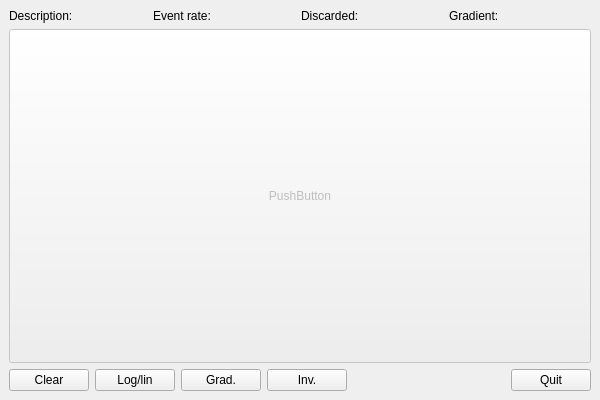
Old version of the form source/daqlite/MainWindow.ui in the repository ess-dmsc/daquiri.
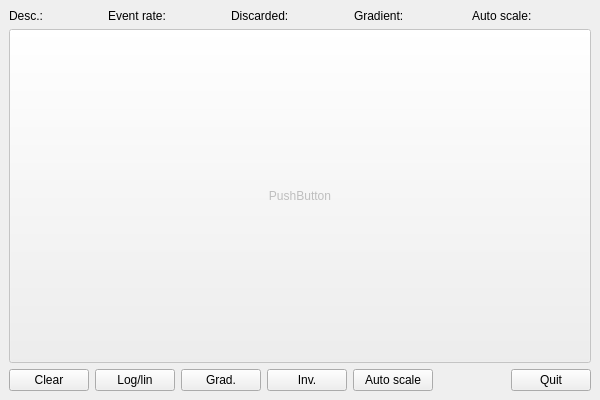
New version of the form.

Commit message: added fill under TOF spectrum, autoscale button and added default label texts

Diff of the .ui file:
```diff
--- a/source/daqlite/MainWindow.ui
+++ b/source/daqlite/MainWindow.ui
@@ -59,7 +59,7 @@
          </sizepolicy>
         </property>
         <property name="text">
-         <string>Description:</string>
+         <string>Desc.:</string>
         </property>
        </widget>
       </item>
@@ -154,6 +154,32 @@
         </property>
        </widget>
       </item>
+      <item>
+       <widget class="QLabel" name="lblAutoScale">
+        <property name="sizePolicy">
+         <sizepolicy hsizetype="Preferred" vsizetype="Minimum">
+          <horstretch>0</horstretch>
+          <verstretch>0</verstretch>
+         </sizepolicy>
+        </property>
+        <property name="text">
+         <string>Auto scale:</string>
+        </property>
+       </widget>
+      </item>
+      <item>
+       <widget class="QLabel" name="lblAutoScaleText">
+        <property name="sizePolicy">
+         <sizepolicy hsizetype="Preferred" vsizetype="Minimum">
+          <horstretch>0</horstretch>
+          <verstretch>0</verstretch>
+         </sizepolicy>
+        </property>
+        <property name="text">
+         <string/>
+        </property>
+       </widget>
+      </item>
      </layout>
     </item>
     <item>
@@ -209,6 +235,13 @@
         </property>
        </widget>
       </item>
+      <item>
+       <widget class="QPushButton" name="pushButtonAutoScale">
+        <property name="text">
+         <string>Auto scale</string>
+        </property>
+       </widget>
+      </item>
       <item>
        <spacer name="horizontalSpacer">
         <property name="orientation">
```
The commit also changes 5 other files.
